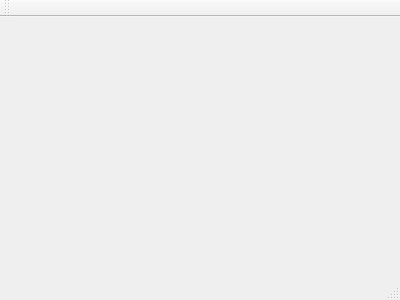
This is gui/a2a.ui in rcspam/audio2ascii as Qt 5 draws it before an edit. The edited form follows.
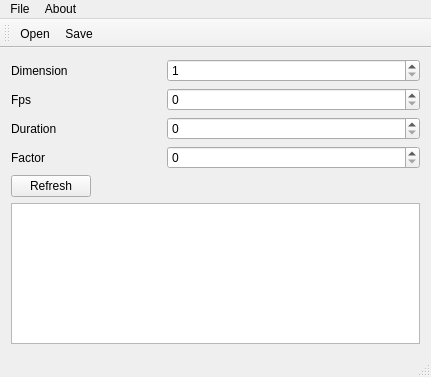
This is the edited form.

What changed in the file:
```diff
--- a/gui/a2a.ui
+++ b/gui/a2a.ui
@@ -1,24 +1,248 @@
 <ui version="4.0">
  <class>a2a</class>
- <widget class="QMainWindow" name="a2a" >
-  <property name="geometry" >
+ <widget class="QMainWindow" name="a2a">
+  <property name="geometry">
    <rect>
     <x>0</x>
     <y>0</y>
-    <width>400</width>
-    <height>300</height>
+    <width>431</width>
+    <height>377</height>
    </rect>
   </property>
   <property name="windowTitle" >
    <string>a2a</string>
   </property>
-  <widget class="QMenuBar" name="menuBar" />
-  <widget class="QToolBar" name="mainToolBar" />
-  <widget class="QWidget" name="centralWidget" />
-  <widget class="QStatusBar" name="statusBar" />
+  <widget class="QWidget" name="centralWidget">
+   <layout class="QVBoxLayout" name="verticalLayout">
+    <item>
+     <layout class="QHBoxLayout" name="horizontalLayout_dimension">
+      <item>
+       <widget class="QLabel" name="label_dimension">
+        <property name="sizePolicy">
+         <sizepolicy hsizetype="Fixed" vsizetype="Preferred">
+          <horstretch>0</horstretch>
+          <verstretch>0</verstretch>
+         </sizepolicy>
+        </property>
+        <property name="minimumSize">
+         <size>
+          <width>150</width>
+          <height>0</height>
+         </size>
+        </property>
+        <property name="text">
+         <string>Dimension</string>
+        </property>
+       </widget>
+      </item>
+      <item>
+       <widget class="QSpinBox" name="spinBox_dimension">
+        <property name="minimum">
+         <number>1</number>
+        </property>
+        <property name="maximum">
+         <number>2</number>
+        </property>
+       </widget>
+      </item>
+     </layout>
+    </item>
+    <item>
+     <layout class="QHBoxLayout" name="horizontalLayout_fps">
+      <item>
+       <widget class="QLabel" name="label_fps">
+        <property name="sizePolicy">
+         <sizepolicy hsizetype="Fixed" vsizetype="Preferred">
+          <horstretch>0</horstretch>
+          <verstretch>0</verstretch>
+         </sizepolicy>
+        </property>
+        <property name="minimumSize">
+         <size>
+          <width>150</width>
+          <height>0</height>
+         </size>
+        </property>
+        <property name="text">
+         <string>Fps</string>
+        </property>
+       </widget>
+      </item>
+      <item>
+       <widget class="QSpinBox" name="spinBox_fps">
+        <property name="maximum">
+         <number>999</number>
+        </property>
+       </widget>
+      </item>
+     </layout>
+    </item>
+    <item>
+     <layout class="QHBoxLayout" name="horizontalLayout_duration">
+      <item>
+       <widget class="QLabel" name="label_duration">
+        <property name="sizePolicy">
+         <sizepolicy hsizetype="Fixed" vsizetype="Preferred">
+          <horstretch>0</horstretch>
+          <verstretch>0</verstretch>
+         </sizepolicy>
+        </property>
+        <property name="minimumSize">
+         <size>
+          <width>150</width>
+          <height>0</height>
+         </size>
+        </property>
+        <property name="text">
+         <string>Duration</string>
+        </property>
+       </widget>
+      </item>
+      <item>
+       <widget class="QSpinBox" name="spinBox_duration">
+        <property name="maximum">
+         <number>99999999</number>
+        </property>
+       </widget>
+      </item>
+     </layout>
+    </item>
+    <item>
+     <layout class="QHBoxLayout" name="horizontalLayout_factor">
+      <item>
+       <widget class="QLabel" name="label_factor">
+        <property name="sizePolicy">
+         <sizepolicy hsizetype="Fixed" vsizetype="Preferred">
+          <horstretch>0</horstretch>
+          <verstretch>0</verstretch>
+         </sizepolicy>
+        </property>
+        <property name="minimumSize">
+         <size>
+          <width>150</width>
+          <height>0</height>
+         </size>
+        </property>
+        <property name="text">
+         <string>Factor</string>
+        </property>
+       </widget>
+      </item>
+      <item>
+       <widget class="QSpinBox" name="spinBox_factor">
+        <property name="maximum">
+         <number>99999</number>
+        </property>
+       </widget>
+      </item>
+     </layout>
+    </item>
+    <item>
+     <widget class="QPushButton" name="reload">
+      <property name="sizePolicy">
+       <sizepolicy hsizetype="Fixed" vsizetype="Fixed">
+        <horstretch>0</horstretch>
+        <verstretch>0</verstretch>
+       </sizepolicy>
+      </property>
+      <property name="text">
+       <string>Refresh</string>
+      </property>
+     </widget>
+    </item>
+    <item>
+     <widget class="QPlainTextEdit" name="output">
+      <property name="readOnly">
+       <bool>true</bool>
+      </property>
+     </widget>
+    </item>
+   </layout>
+  </widget>
+  <widget class="QMenuBar" name="menuBar">
+   <property name="geometry">
+    <rect>
+     <x>0</x>
+     <y>0</y>
+     <width>431</width>
+     <height>25</height>
+    </rect>
+   </property>
+   <widget class="QMenu" name="menuFile">
+    <property name="title">
+     <string>File</string>
+    </property>
+    <addaction name="actionOpen"/>
+    <addaction name="actionSave"/>
+    <addaction name="separator"/>
+    <addaction name="actionQuit"/>
+   </widget>
+   <widget class="QMenu" name="menuAbout">
+    <property name="title">
+     <string>About</string>
+    </property>
+    <addaction name="actionAboutApp"/>
+    <addaction name="actionAboutQt"/>
+   </widget>
+   <addaction name="menuFile"/>
+   <addaction name="menuAbout"/>
+  </widget>
+  <widget class="QToolBar" name="mainToolBar">
+   <attribute name="toolBarArea">
+    <enum>TopToolBarArea</enum>
+   </attribute>
+   <attribute name="toolBarBreak">
+    <bool>false</bool>
+   </attribute>
+   <addaction name="actionOpen"/>
+   <addaction name="actionSave"/>
+  </widget>
+  <widget class="QStatusBar" name="statusBar"/>
+  <action name="actionOpen">
+   <property name="text">
+    <string>Open</string>
+   </property>
+   <property name="toolTip">
+    <string>Open audio file</string>
+   </property>
+   <property name="shortcut">
+    <string>Ctrl+O</string>
+   </property>
+  </action>
+  <action name="actionSave">
+   <property name="text">
+    <string>Save</string>
+   </property>
+   <property name="toolTip">
+    <string>Save audio data</string>
+   </property>
+   <property name="shortcut">
+    <string>Ctrl+S</string>
+   </property>
+  </action>
+  <action name="actionQuit">
+   <property name="text">
+    <string>Quit</string>
+   </property>
+   <property name="toolTip">
+    <string>Quit application</string>
+   </property>
+   <property name="shortcut">
+    <string>Ctrl+Q</string>
+   </property>
+  </action>
+  <action name="actionAboutApp">
+   <property name="text">
+    <string>About audio2ascii</string>
+   </property>
+  </action>
+  <action name="actionAboutQt">
+   <property name="text">
+    <string>About Qt</string>
+   </property>
+  </action>
  </widget>
- <layoutDefault spacing="6" margin="11" />
- <pixmapfunction></pixmapfunction>
+ <layoutdefault spacing="6" margin="11"/>
  <resources/>
  <connections/>
 </ui>
```
Left out of the diff: 3 changed lines with no effect on the pictures.
